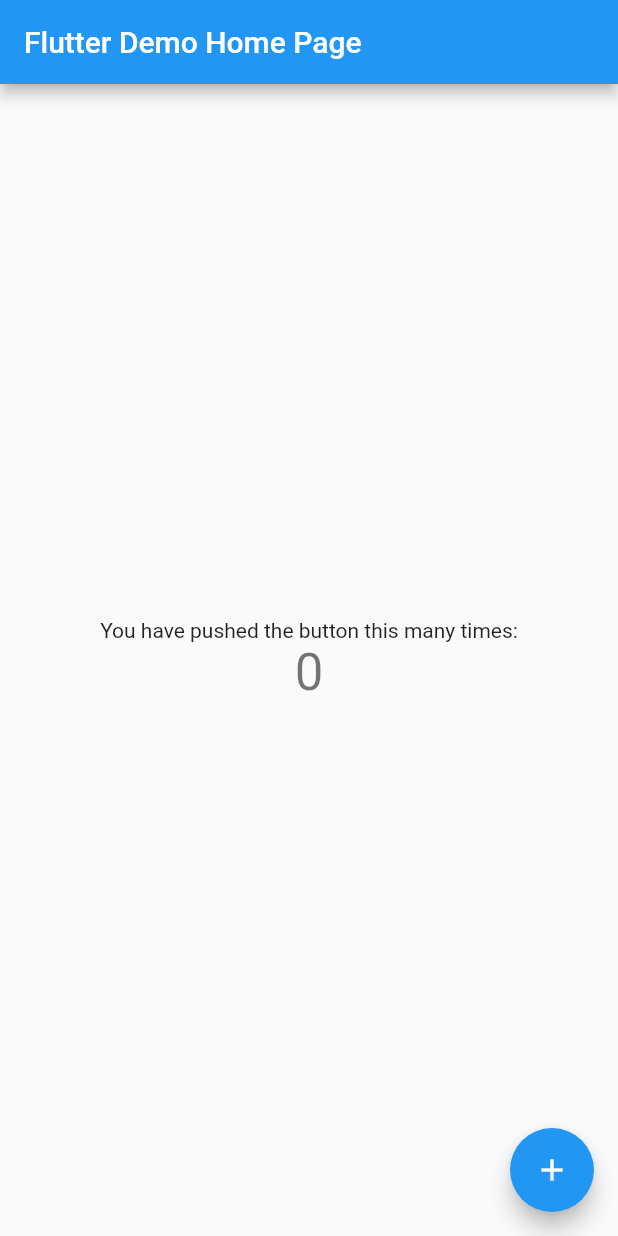
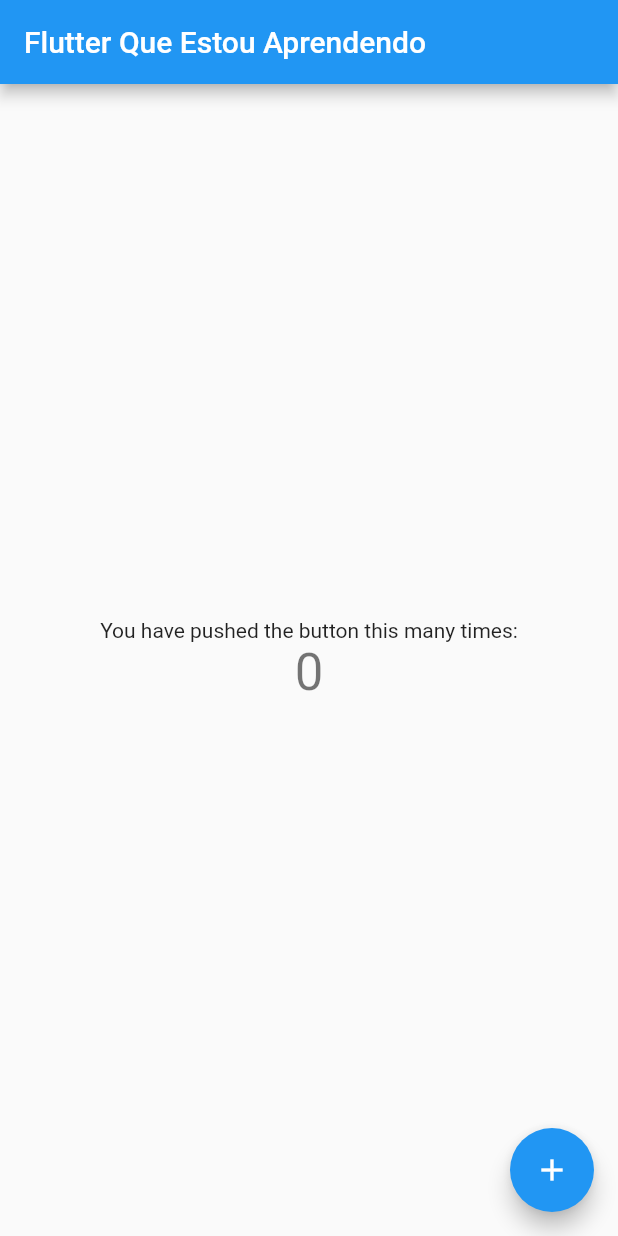
Before and after one commit to luks-rossato/Flutter, a Flutter app: the screen it shows after launch, on a phone screen of 412 x 824 dp. Run offline on Flutter 3.47's test engine with Material 2 defaults, Android fonts, the phone set to English and light mode, and no system bars.

Commit message:
aprendendo

```diff
--- a/hello_world/lib/main.dart
+++ b/hello_world/lib/main.dart
@@ -24,7 +24,7 @@ class MyApp extends StatelessWidget {
         // is not restarted.
         primarySwatch: Colors.blue,
       ),
-      home: const MyHomePage(title: 'Flutter Demo Home Page'),
+      home: const MyHomePage(title: 'Flutter Que Estou Aprendendo'),
     );
   }
 }
```
Also changed, not shown: 1 other file.
